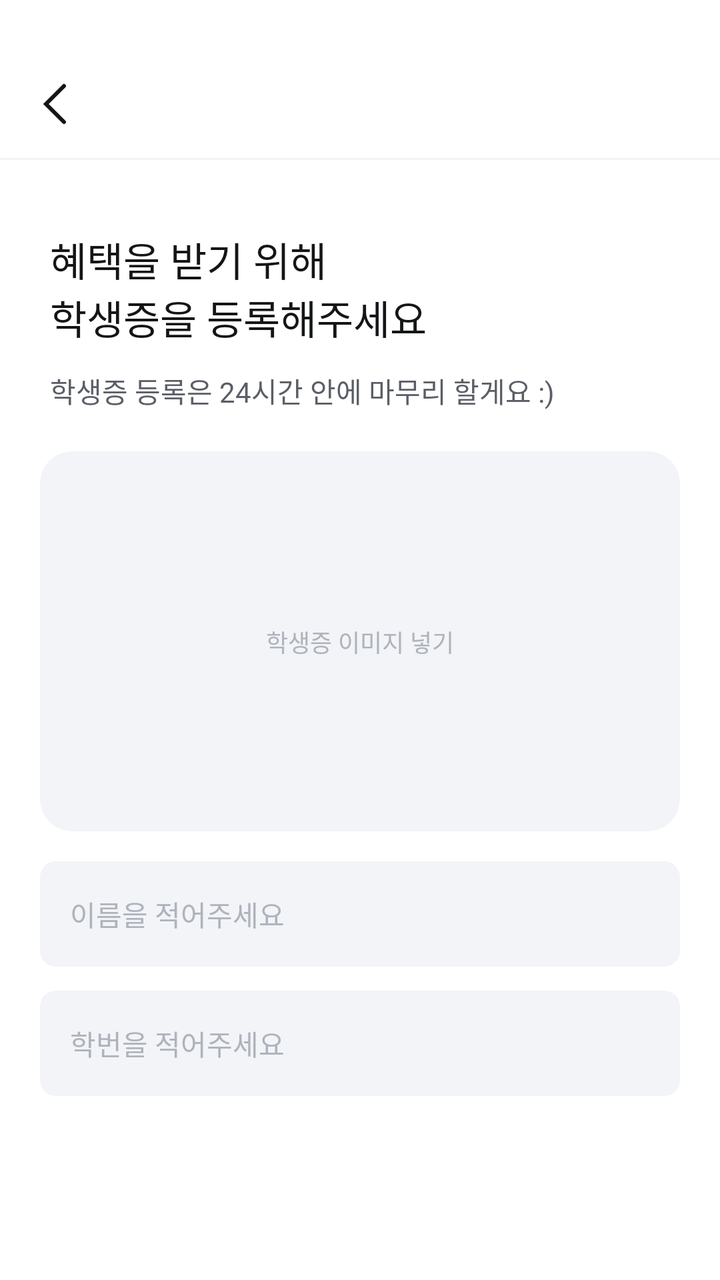
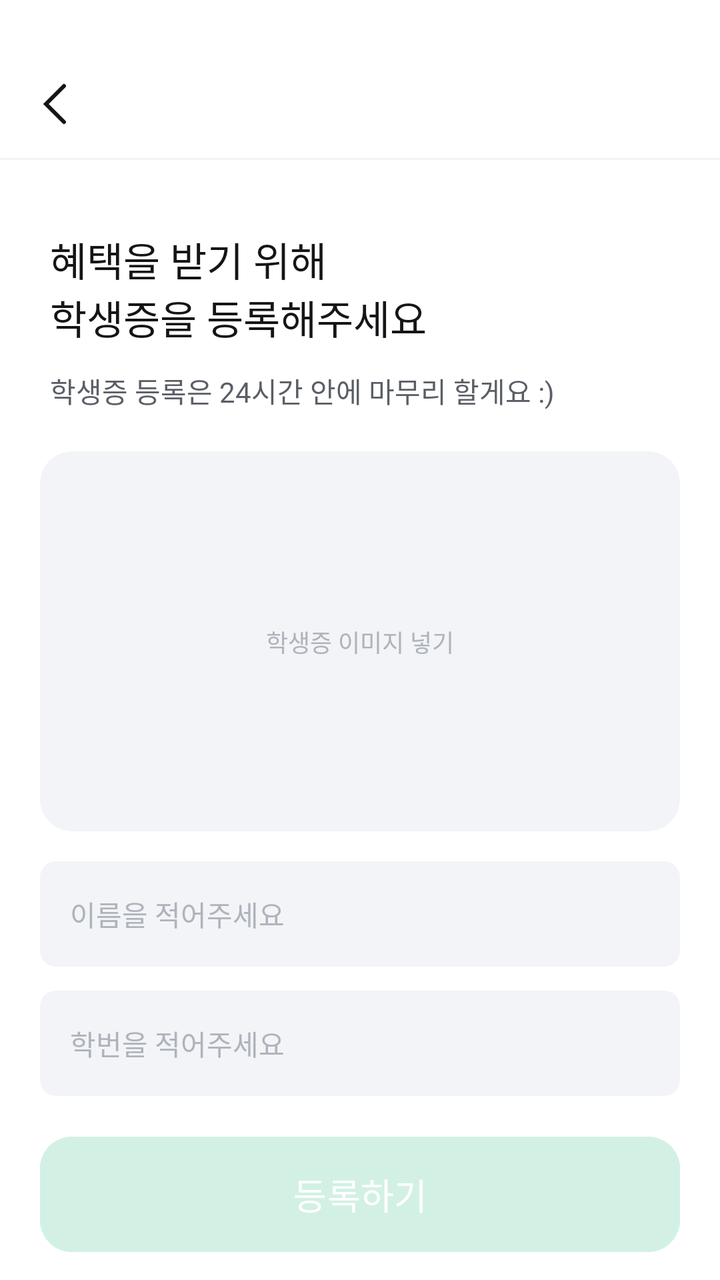

The first picture is an Android layout as it rendered before a commit; the second is the same layout after the commit. The layout source and the unified diff follow.
<!-- AndroidManifest.xml: application theme Theme.Terbuck -->
<!-- res/layout/fragment_student_card_register.xml -->
<?xml version="1.0" encoding="utf-8"?>
<androidx.constraintlayout.widget.ConstraintLayout xmlns:android="http://schemas.android.com/apk/res/android"
    xmlns:tools="http://schemas.android.com/tools"
    android:layout_width="match_parent"
    android:layout_height="match_parent"
    android:background="@color/white"
    android:fitsSystemWindows="true"
    xmlns:app="http://schemas.android.com/apk/res-auto"
    tools:context=".ui.user.StudentCardRegisterFragment">

    <include
        android:id="@+id/toolbar"
        layout="@layout/toolbar_back_title"
        android:layout_width="0dp"
        android:layout_height="wrap_content"
        app:layout_constraintEnd_toEndOf="parent"
        app:layout_constraintStart_toStartOf="parent"
        app:layout_constraintTop_toTopOf="parent" />

    <ScrollView
        android:id="@+id/scrollView"
        android:layout_width="0dp"
        android:layout_height="0dp"
        android:clipToPadding="false"
        android:layout_marginTop="35dp"
        android:scrollbars="none"
        app:layout_constraintBottom_toBottomOf="parent"
        app:layout_constraintEnd_toEndOf="parent"
        app:layout_constraintStart_toStartOf="parent"
        app:layout_constraintTop_toBottomOf="@+id/toolbar">

        <androidx.constraintlayout.widget.ConstraintLayout
            android:layout_width="match_parent"
            android:layout_height="wrap_content">

            <TextView
                android:id="@+id/textView_title"
                style="@style/Title_Semi_20"
                android:layout_width="wrap_content"
                android:layout_height="wrap_content"
                android:layout_marginStart="25dp"
                android:text="혜택을 받기 위해\n학생증을 등록해주세요"
                app:layout_constraintStart_toStartOf="parent"
                app:layout_constraintTop_toTopOf="parent" />

            <TextView
                android:id="@+id/textView_description"
                android:layout_width="wrap_content"
                android:layout_height="wrap_content"
                android:layout_marginTop="12dp"
                android:layout_marginEnd="25dp"
                android:text="학생증 등록은 24시간 안에 마무리 할게요 :)"
                android:textColor="@color/black_30"
                app:layout_constraintEnd_toEndOf="parent"
                app:layout_constraintHorizontal_bias="0.0"
                app:layout_constraintStart_toStartOf="@+id/textView_title"
                app:layout_constraintTop_toBottomOf="@+id/textView_title" />

            <com.google.android.material.imageview.ShapeableImageView
                android:id="@+id/imageView_student_card"
                android:layout_width="0dp"
                android:layout_height="190dp"
                android:layout_marginHorizontal="20dp"
                android:layout_marginTop="20dp"
                android:scaleType="centerCrop"
                android:src="@drawable/background_white5_radius16"
                app:layout_constraintEnd_toEndOf="parent"
                app:layout_constraintStart_toStartOf="parent"
                app:layout_constraintTop_toBottomOf="@+id/textView_description"
                app:shapeAppearanceOverlay="@style/RoundSector16" />

            <TextView
                android:id="@+id/textView_image_description"
                style="@style/Caption_Medi_12"
                android:layout_width="wrap_content"
                android:layout_height="wrap_content"
                android:text="학생증 이미지 넣기"
                android:textColor="@color/black_10"
                app:layout_constraintBottom_toBottomOf="@+id/imageView_student_card"
                app:layout_constraintEnd_toEndOf="@+id/imageView_student_card"
                app:layout_constraintStart_toStartOf="@+id/imageView_student_card"
                app:layout_constraintTop_toTopOf="@+id/imageView_student_card" />

            <EditText
                android:id="@+id/editText_name"
                style="@style/Text_Regular_14"
                android:layout_width="0dp"
                android:layout_height="wrap_content"
                android:layout_marginTop="15dp"
                android:background="@drawable/background_white5_radius8"
                android:ems="10"
                android:hint="이름을 적어주세요"
                android:inputType="text"
                android:paddingHorizontal="15dp"
                android:paddingVertical="16dp"
                android:textColorHint="@color/black_10"
                app:layout_constraintEnd_toEndOf="@+id/imageView_student_card"
                app:layout_constraintStart_toStartOf="@+id/imageView_student_card"
                app:layout_constraintTop_toBottomOf="@+id/imageView_student_card" />

            <EditText
                android:id="@+id/editText_student_id"
                style="@style/Text_Regular_14"
                android:layout_width="0dp"
                android:layout_height="wrap_content"
                android:layout_marginTop="12dp"
                android:background="@drawable/background_white5_radius8"
                android:ems="10"
                android:hint="학번을 적어주세요"
                android:inputType="number"
                android:paddingHorizontal="15dp"
                android:paddingVertical="16dp"
                android:textColorHint="@color/black_10"
                app:layout_constraintEnd_toEndOf="@+id/editText_name"
                app:layout_constraintStart_toStartOf="@+id/editText_name"
                app:layout_constraintTop_toBottomOf="@+id/editText_name" />

            <Button
                android:id="@+id/button_register"
                style="@style/NextButton"
                android:layout_width="0dp"
                android:layout_height="wrap_content"
                android:layout_marginTop="98dp"
                android:enabled="false"
                android:text="등록하기"
                app:layout_constraintBottom_toBottomOf="parent"
                app:layout_constraintEnd_toEndOf="parent"
                app:layout_constraintStart_toStartOf="parent"
                app:layout_constraintTop_toBottomOf="@+id/editText_student_id"
                app:layout_constraintVertical_bias="1.0" />
        </androidx.constraintlayout.widget.ConstraintLayout>
    </ScrollView>
</androidx.constraintlayout.widget.ConstraintLayout>
<!-- res/layout/toolbar_back_title.xml (included above) -->
<?xml version="1.0" encoding="utf-8"?>
<androidx.constraintlayout.widget.ConstraintLayout xmlns:android="http://schemas.android.com/apk/res/android"
    xmlns:app="http://schemas.android.com/apk/res-auto"
    xmlns:tools="http://schemas.android.com/tools"
    android:layout_width="match_parent"
    android:layout_height="wrap_content"
    android:paddingTop="24dp">

    <androidx.constraintlayout.widget.ConstraintLayout
        android:layout_width="0dp"
        android:layout_height="wrap_content"
        android:padding="16dp"
        app:layout_constraintBottom_toBottomOf="@+id/divider"
        app:layout_constraintEnd_toEndOf="parent"
        app:layout_constraintStart_toStartOf="parent"
        app:layout_constraintTop_toTopOf="parent">

        <ImageView
            android:id="@+id/button_back"
            android:layout_width="wrap_content"
            android:layout_height="wrap_content"
            app:layout_constraintStart_toStartOf="parent"
            app:layout_constraintTop_toTopOf="parent"
            app:srcCompat="@drawable/ic_back_black50" />

        <TextView
            android:id="@+id/textView_head"
            style="@style/Text_Semi_16"
            android:layout_width="wrap_content"
            android:layout_height="wrap_content"
            app:layout_constraintBottom_toBottomOf="@+id/button_back"
            app:layout_constraintEnd_toEndOf="parent"
            app:layout_constraintStart_toStartOf="parent"
            app:layout_constraintTop_toTopOf="@+id/button_back" />
    </androidx.constraintlayout.widget.ConstraintLayout>

    <View
        android:id="@+id/divider"
        android:layout_width="match_parent"
        android:layout_height="1dp"
        android:background="@color/white_5"
        app:layout_constraintBottom_toBottomOf="parent"
        tools:layout_editor_absoluteX="16dp" />
</androidx.constraintlayout.widget.ConstraintLayout>
<!-- resources referenced by this layout -->
<resources>
  <color name="black_10">#AEB3BC</color>
  <color name="black_30">#5A5E66</color>
  <color name="white">#FFFFFFFF</color>
  <color name="white_5">#F2F4F7</color>
  <!-- drawable background_white5_radius16 (drawable) -->
  <?xml version="1.0" encoding="utf-8"?>
  <shape xmlns:android="http://schemas.android.com/apk/res/android">
  
      <solid android:color="@color/white_5"/>
  
      <corners android:radius="16dp"/>
  </shape>
  <!-- drawable background_white5_radius8 (drawable) -->
  <?xml version="1.0" encoding="utf-8"?>
  <shape xmlns:android="http://schemas.android.com/apk/res/android">
  
      <solid android:color="@color/white_5"/>
  
      <corners android:radius="8dp"/>
  </shape>
  <!-- drawable ic_back_black50 (drawable) -->
  <vector xmlns:android="http://schemas.android.com/apk/res/android"
      android:width="24dp"
      android:height="24dp"
      android:viewportWidth="24"
      android:viewportHeight="24">
    <path
        android:pathData="M16,21L7,12L16,3"
        android:strokeWidth="2"
        android:fillColor="#00000000"
        android:strokeColor="#141517"
        android:strokeLineCap="round"/>
  </vector>
  <style name="Caption_Medi_12">
          <item name="android:fontFamily">@font/pretendard_medium</item>
          <item name="android:textSize">12sp</item>
      </style>
  <style name="NextButton" parent="Text_Semi_18">
          <item name="android:layout_height">wrap_content</item>
          <item name="android:layout_marginHorizontal">20dp</item>
          <item name="android:layout_marginBottom">10dp</item>
          <item name="android:textColor">@color/white</item>
          <item name="cornerRadius">16dp</item>
          <item name="android:backgroundTint">@drawable/background_button</item>
          <item name="android:paddingVertical">15.5dp</item>
      </style>
  <style name="RoundSector16">
          <item name="cornerSizeTopLeft">16dp</item>
          <item name="cornerSizeTopRight">16dp</item>
          <item name="cornerSizeBottomRight">16dp</item>
          <item name="cornerSizeBottomLeft">16dp</item>
          <item name="cornerFamily">rounded</item>
      </style>
  <style name="Text_Regular_14">
          <item name="android:fontFamily">@font/pretendard_regular</item>
          <item name="android:textSize">14sp</item>
      </style>
  <style name="Text_Semi_16">
          <item name="android:fontFamily">@font/pretendard_semi_bold</item>
          <item name="android:textSize">16sp</item>
      </style>
  <style name="Title_Semi_20">
          <item name="android:fontFamily">@font/pretendard_semi_bold</item>
          <item name="android:textSize">20sp</item>
      </style>
  <style name="Theme.Terbuck" parent="Base.Theme.Terbuck" />
  <style name="Text_Semi_18">
          <item name="android:fontFamily">@font/pretendard_semi_bold</item>
          <item name="android:textSize">18sp</item>
      </style>
  <!-- drawable background_button (drawable) -->
  <?xml version="1.0" encoding="utf-8"?>
  <selector xmlns:android="http://schemas.android.com/apk/res/android">
  
      <item android:state_enabled="false" android:color="@color/green_10"/>
      <item android:state_enabled="true" android:color="@color/green_50"/>
  
  </selector>
  <style name="Base.Theme.Terbuck" parent="Theme.Material3.DayNight.NoActionBar">
          <item name="colorPrimary">@color/green_50</item>
          <item name="android:statusBarColor">@color/transparent</item>
          <item name="android:textColor">@color/black_50</item>
          <item name="android:windowBackground">@color/white</item>
          <item name="colorControlActivated">@color/green_50</item> 
          <item name="android:windowLightStatusBar">true</item>   
      </style>
  <color name="green_10">#D2F1E4</color>
  <color name="green_50">#6AD8A9</color>
  <color name="transparent">#00000000</color>
  <color name="black_50">#141517</color>
</resources>

<!-- the commit's change to res/layout/fragment_student_card_register.xml (unified diff, before → after) -->
@@ -17,12 +17,24 @@
         app:layout_constraintStart_toStartOf="parent"
         app:layout_constraintTop_toTopOf="parent" />
 
+    <Button
+        android:id="@+id/button_register"
+        style="@style/NextButton"
+        android:layout_width="0dp"
+        android:layout_height="wrap_content"
+        android:layout_marginTop="98dp"
+        android:enabled="false"
+        android:text="등록하기"
+        app:layout_constraintBottom_toBottomOf="parent"
+        app:layout_constraintEnd_toEndOf="parent"
+        app:layout_constraintStart_toStartOf="parent"
+        app:layout_constraintVertical_bias="1.0" />
+
     <ScrollView
         android:id="@+id/scrollView"
         android:layout_width="0dp"
         android:layout_height="0dp"
         android:clipToPadding="false"
-        android:layout_marginTop="35dp"
         android:scrollbars="none"
         app:layout_constraintBottom_toBottomOf="parent"
         app:layout_constraintEnd_toEndOf="parent"
@@ -38,6 +50,7 @@
                 style="@style/Title_Semi_20"
                 android:layout_width="wrap_content"
                 android:layout_height="wrap_content"
+                android:layout_marginTop="35dp"
                 android:layout_marginStart="25dp"
                 android:text="혜택을 받기 위해\n학생증을 등록해주세요"
                 app:layout_constraintStart_toStartOf="parent"
@@ -114,20 +127,6 @@
                 app:layout_constraintEnd_toEndOf="@+id/editText_name"
                 app:layout_constraintStart_toStartOf="@+id/editText_name"
                 app:layout_constraintTop_toBottomOf="@+id/editText_name" />
-
-            <Button
-                android:id="@+id/button_register"
-                style="@style/NextButton"
-                android:layout_width="0dp"
-                android:layout_height="wrap_content"
-                android:layout_marginTop="98dp"
-                android:enabled="false"
-                android:text="등록하기"
-                app:layout_constraintBottom_toBottomOf="parent"
-                app:layout_constraintEnd_toEndOf="parent"
-                app:layout_constraintStart_toStartOf="parent"
-                app:layout_constraintTop_toBottomOf="@+id/editText_student_id"
-                app:layout_constraintVertical_bias="1.0" />
         </androidx.constraintlayout.widget.ConstraintLayout>
     </ScrollView>
 </androidx.constraintlayout.widget.ConstraintLayout>
